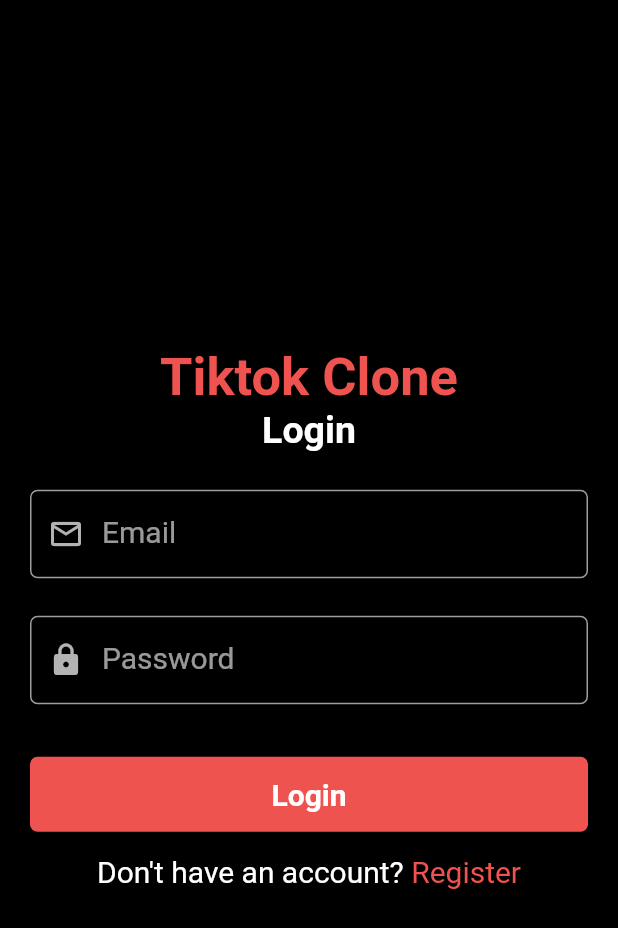
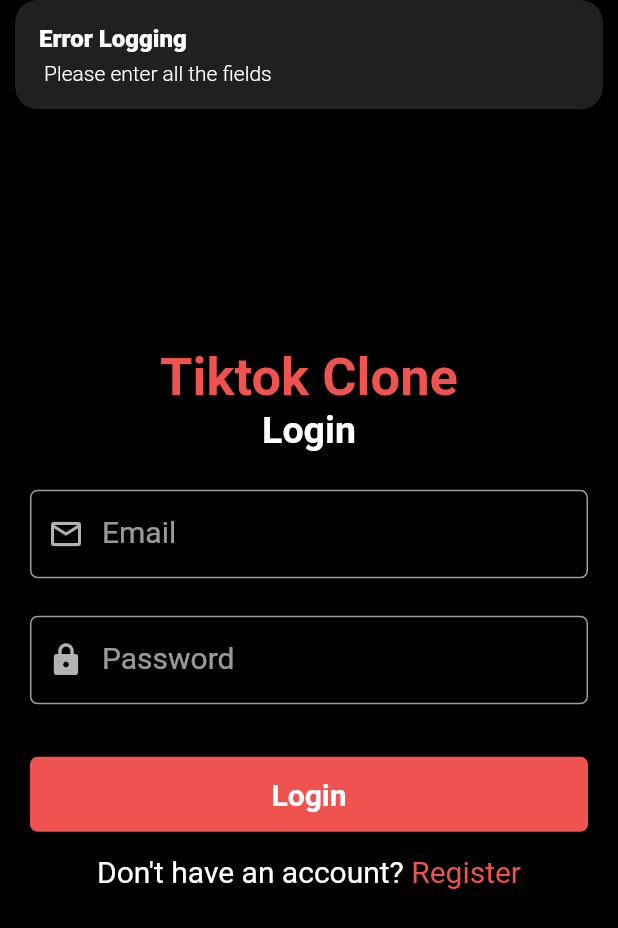
Before and after one commit to Ozurumba007/tiktok-clone, a Flutter app: the LoginScreen screen opened directly, after a tap on "Login", on a phone screen of 412 x 824 dp. Shown: the top 928 px of the screen. Run offline on Flutter 3.47's test engine with Material 2 defaults, Android fonts, the phone set to English and light mode, and no system bars; our stand-ins replace cloud_firestore, firebase_auth, firebase_core, firebase_storage, get, image_picker; accounts and stored records are empty.

```diff
--- a/lib/controllers/auth_controller.dart
+++ b/lib/controllers/auth_controller.dart
@@ -79,4 +79,21 @@ class AuthController extends GetxController {
       );
     }
   }
+
+  Future<void> loginUser(String email, String password) async {
+    try {
+      if (email.isNotEmpty && password.isNotEmpty) {
+        await firebaseAuth.signInWithEmailAndPassword(
+            email: email, password: password);
+        Get.snackbar('Successfully Logged', '');
+      } else {
+        Get.snackbar('Error Logging', ' Please enter all the fields');
+      }
+    } catch (e) {
+      Get.snackbar(
+        'Error Logging to the Account',
+        e.toString(),
+      );
+    }
+  }
 }
--- a/lib/main.dart
+++ b/lib/main.dart
@@ -4,6 +4,7 @@ import 'package:get/get.dart';
 import 'package:tiktok_clone/constant.dart';
 import 'package:tiktok_clone/controllers/auth_controller.dart';
 
+import 'views/screens/auth/login_screen.dart';
 import 'views/screens/auth/signup_screen.dart';
 
 void main() async {
@@ -27,7 +28,7 @@ class MyApp extends StatelessWidget {
       theme: ThemeData.dark().copyWith(
         scaffoldBackgroundColor: backgroundColor,
       ),
-      home: SignupScreen(),
+      home: LoginScreen(),
     );
   }
 }
--- a/lib/views/screens/auth/login_screen.dart
+++ b/lib/views/screens/auth/login_screen.dart
@@ -84,9 +84,10 @@ class LoginScreen extends StatelessWidget {
                 ),
               ),
               child: InkWell(
-                onTap: () {
-                  print('Login User');
-                },
+                onTap: () => authController.loginUser(
+                  _emailController.text,
+                  _passwordController.text,
+                ),
                 child: const Center(
                   child: Text(
                     'Login',
```
